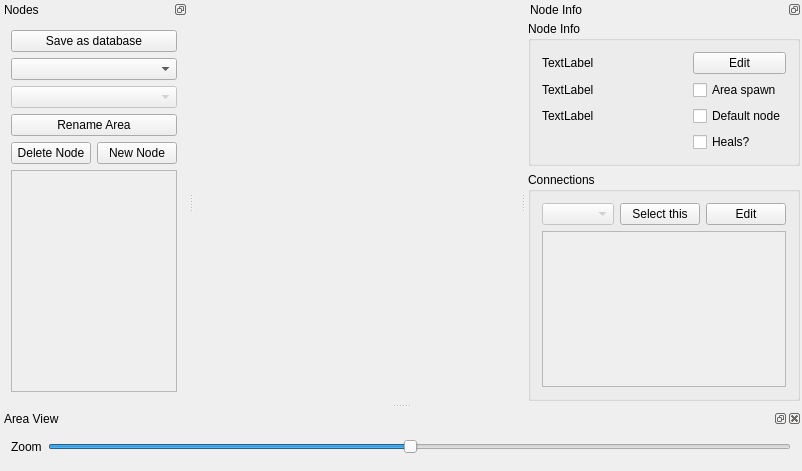
randovania/randovania, file randovania/gui/ui_files/data_editor.ui: the form before one commit.
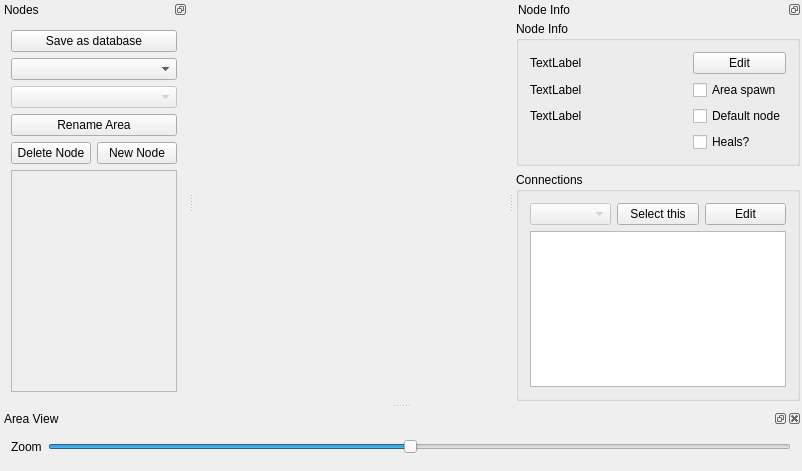
The form after the commit. Custom widgets are drawn as their Qt base class.

Commit message: Use a QTreeWidget for visualizing widgets

The edit to the form file:
```diff
--- a/randovania/gui/ui_files/data_editor.ui
+++ b/randovania/gui/ui_files/data_editor.ui
@@ -237,24 +237,24 @@
          </widget>
         </item>
         <item row="1" column="0" colspan="3">
-         <widget class="QScrollArea" name="other_node_alternatives_scroll_area">
-          <property name="lineWidth">
-           <number>4</number>
-          </property>
-          <property name="widgetResizable">
-           <bool>true</bool>
-          </property>
-          <widget class="QWidget" name="other_node_alternatives_contents">
+         <widget class="QTreeWidget" name="other_node_alternatives_contents">
            <property name="geometry">
             <rect>
              <x>0</x>
              <y>0</y>
-             <width>229</width>
-             <height>145</height>
+             <width>256</width>
+             <height>210</height>
             </rect>
            </property>
+           <attribute name="headerVisible">
+            <bool>false</bool>
+           </attribute>
+           <column>
+            <property name="text">
+             <string notr="true">1</string>
+            </property>
+           </column>
           </widget>
-         </widget>
         </item>
         <item row="0" column="1">
          <widget class="QPushButton" name="other_node_connection_swap_button">
```
Left out of the diff: 4 changed lines with no effect on the pictures. The commit also changes 4 other files.
